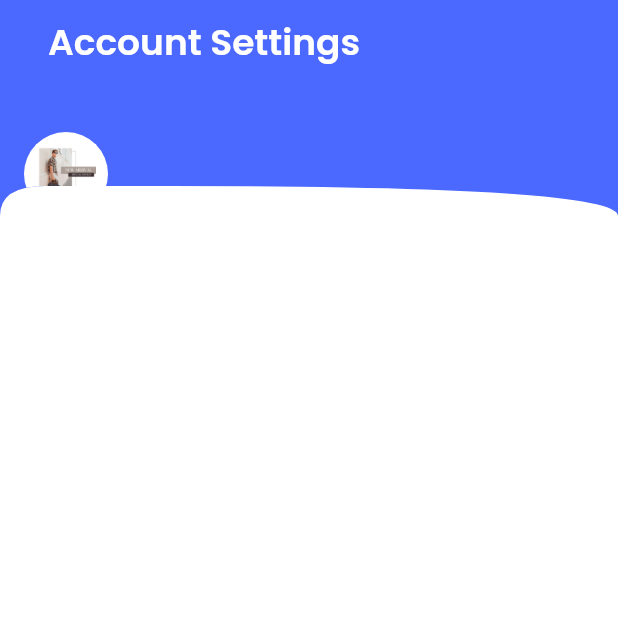
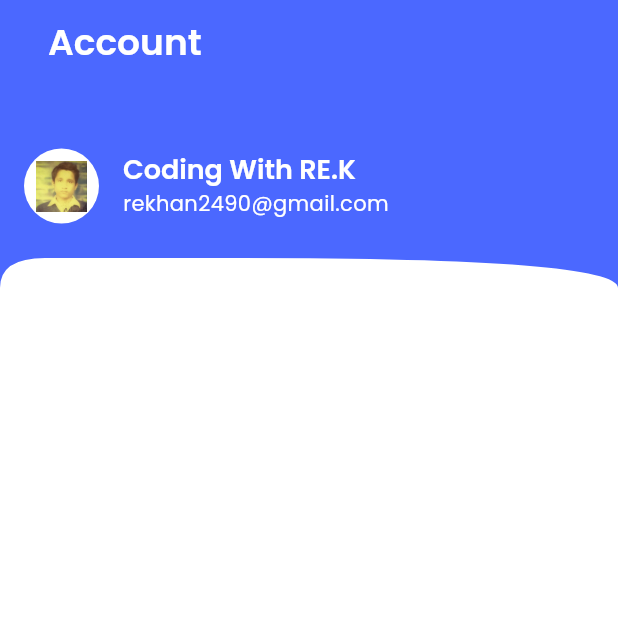
Before and after one commit to rekhan249/e-store-app, a Flutter app: the SettingScreen screen opened directly, on a phone screen of 412 x 824 dp, the top half of it. Run offline on Flutter 3.47's test engine with Material 3 defaults, Android fonts, the phone set to English and light mode, and no system bars; our stand-ins replace carousel_slider, get, get_storage, iconsax, logger, smooth_page_indicator; accounts and stored records are empty.

Commit message:
make profile card on update screen

```diff
--- a/lib/features/persionalization/screens/settings/setting_screen.dart
+++ b/lib/features/persionalization/screens/settings/setting_screen.dart
@@ -19,18 +19,29 @@ class SettingScreen extends StatelessWidget {
                 child: Column(
               children: [
                 CustomAppbar(
-                  title: Text("Account Settings",
-                      style: Theme.of(context)
-                          .textTheme
-                          .headlineMedium!
-                          .apply(color: EStoreColors.white)),
-                ),
+                    title: Text("Account",
+                        style: Theme.of(context)
+                            .textTheme
+                            .headlineMedium!
+                            .apply(color: EStoreColors.white))),
                 SizedBox(height: SizesLW.spacesBtwSections),
 
                 /// User Profile card
                 ListTile(
-                  leading: CircularImage(image: ImageStrings.prodImage3),
-                )
+                  leading: CircularImage(
+                      image: ImageStrings.rek, width: 50, height: 50),
+                  title: Text("Coding With RE.K",
+                      style: Theme.of(context)
+                          .textTheme
+                          .headlineSmall!
+                          .apply(color: EStoreColors.white)),
+                  subtitle: Text("rekhan2490@gmail.com",
+                      style: Theme.of(context)
+                          .textTheme
+                          .bodyMedium!
+                          .apply(color: EStoreColors.white)),
+                ),
+                SizedBox(height: SizesLW.spacesBtwSections),
               ],
             ))
           ],
--- a/lib/utils/contants/image_strings.dart
+++ b/lib/utils/contants/image_strings.dart
@@ -98,4 +98,7 @@ class ImageStrings {
   static const String prodImage42 =
       "assets/images/products/washing-machine.png";
   static const String prodImage43 = "assets/images/products/white-sneakers.png";
+
+  /// user image
+  static const String rek = "assets/images/users/rek.jpeg";
 }
--- a/pubspec.yaml
+++ b/pubspec.yaml
@@ -47,6 +47,7 @@ flutter:
     - assets/logos/
     - assets/icons/brands/
     - assets/icons/categories/
+    - assets/images/users/
     - assets/images/on_boarding/
     - assets/images/animations/
     - assets/images/banners/
```
Also changed, not shown: assets/images/users/rek.jpeg (added).
